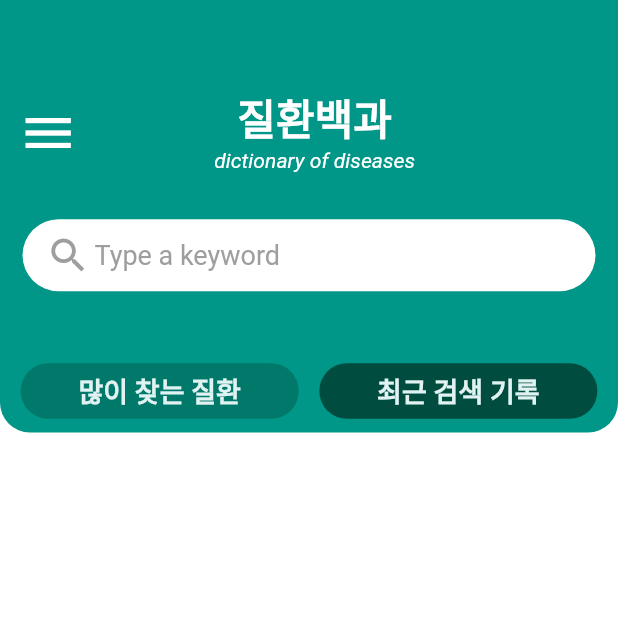
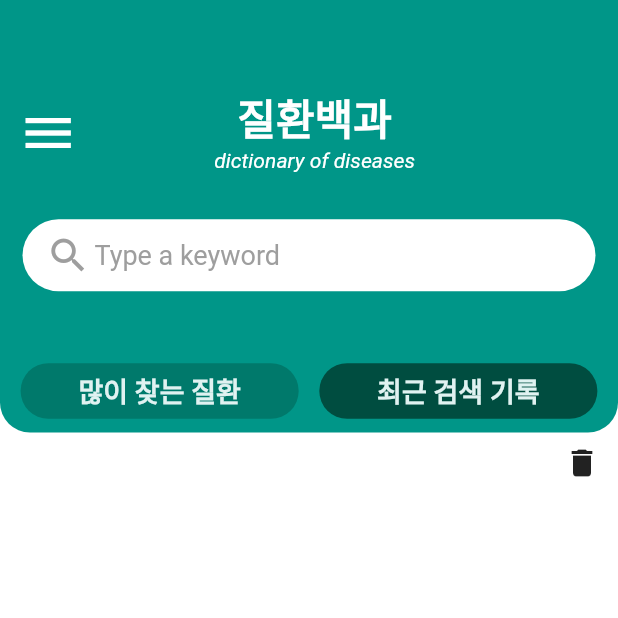
Before and after one commit to akdlcnd0994/flutterDEBG, a Flutter app: the DicionaryScreen screen opened directly, after a tap on "최근 검색 기록", on a phone screen of 412 x 824 dp, the top half of it. Run offline on Flutter 3.47's test engine with Material 2 defaults, Android fonts, the phone set to English and light mode, and no system bars; our stand-ins replace cloud_firestore, firebase_auth, firebase_core, shared_preferences; accounts and stored records are empty; network calls fail.

Commit message:
x button

```diff
--- a/lib/screens/dictionary_screen.dart
+++ b/lib/screens/dictionary_screen.dart
@@ -353,6 +353,24 @@ class _DicionaryScreenState extends State<DicionaryScreen> {
           physics: const BouncingScrollPhysics(),
           child: Column(
             children: [
+              Row(
+                mainAxisAlignment: MainAxisAlignment.end,
+                children: [
+                  SizedBox(
+                    height: 30,
+                    child: IconButton(
+                      icon: const Icon(Icons.delete),
+                      onPressed: () {
+                        prefs.clear();
+                        recent = [];
+                        setState(() {
+                          myBox = newMethod(context, height, width, false);
+                        });
+                      },
+                    ),
+                  ),
+                ],
+              ),
               for (String str in recent)
                 if (str != '') poKeyword(context, str, height, width),
               SizedBox(
```
